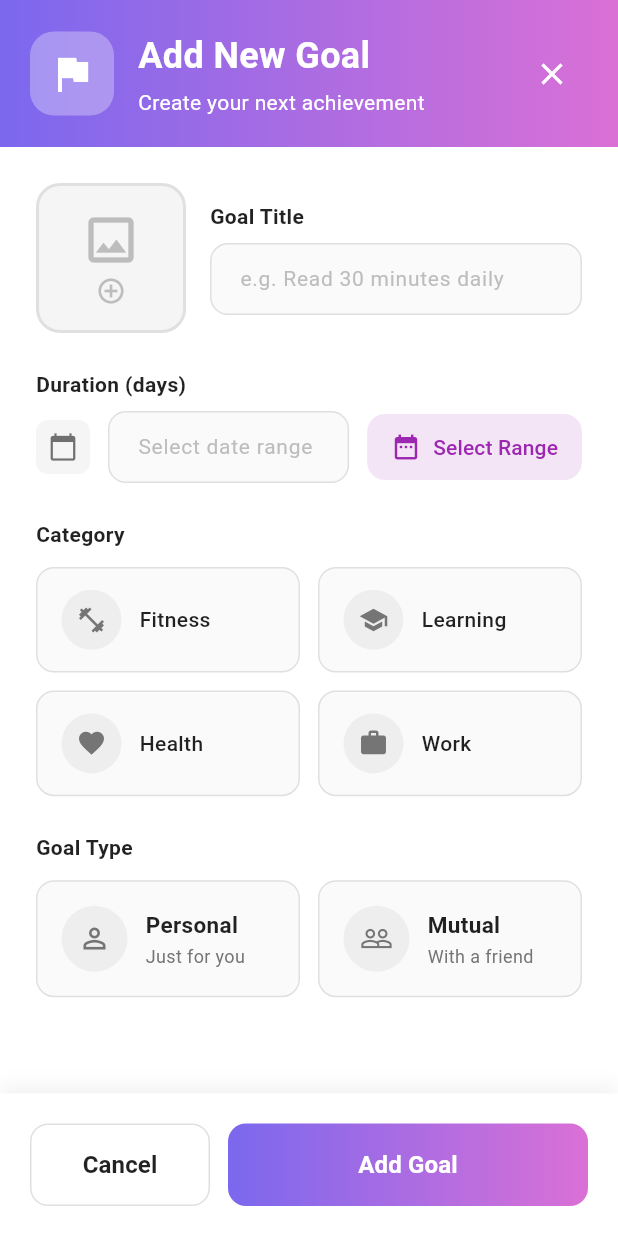
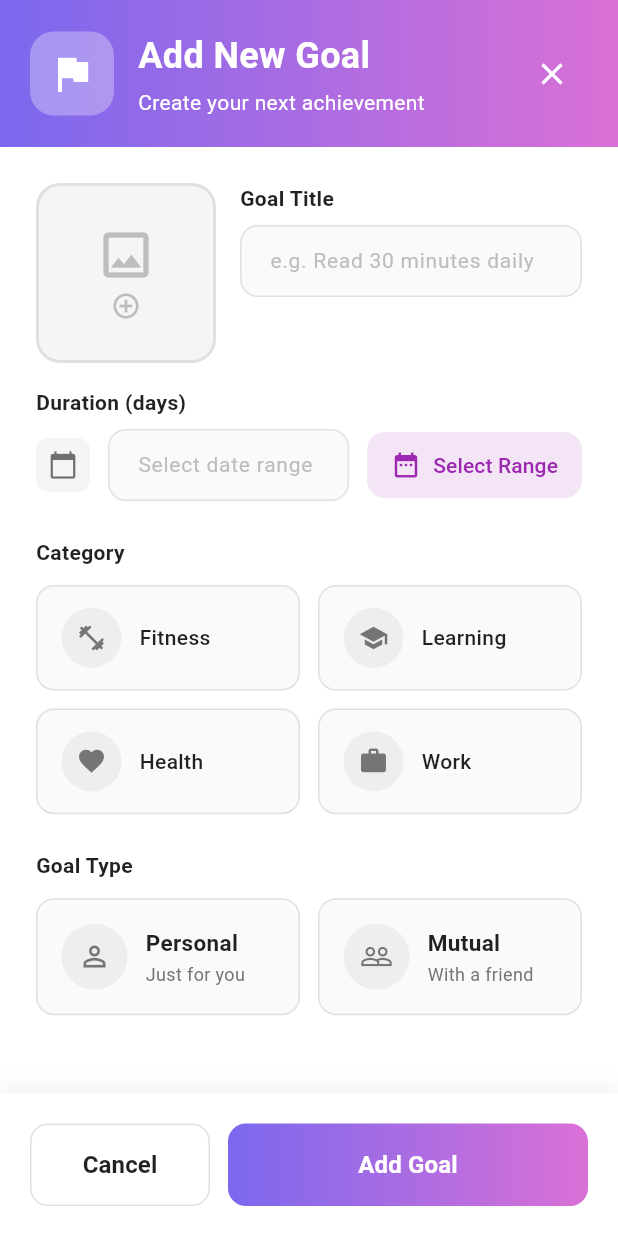
Before and after one commit to PetchSuriya/Challenge-Goal-App, a Flutter app: the GoalFormPage screen opened directly, on a phone screen of 412 x 824 dp. Run offline on Flutter 3.47's test engine with Material 3 defaults, Android fonts, the phone set to English and light mode, and no system bars; our stand-ins replace flutter_riverpod, go_router, image_picker, shared_preferences; accounts and stored records are empty.

Commit message:
Refactor: Reorganize form layout - image, title in same row, duration below

```diff
--- a/lib/features/goal/view/goal_form_page.dart
+++ b/lib/features/goal/view/goal_form_page.dart
@@ -251,14 +251,16 @@ class _GoalFormPageState extends State<GoalFormPage> {
                   child: Column(
                     crossAxisAlignment: CrossAxisAlignment.start,
                     children: [
-                      // Image Picker Section
+                      // Image Picker and Goal Title in same row
                       Row(
+                        crossAxisAlignment: CrossAxisAlignment.start,
                         children: [
+                          // Image Picker
                           GestureDetector(
                             onTap: _pickImage,
                             child: Container(
-                              width: 100,
-                              height: 100,
+                              width: 120,
+                              height: 120,
                               decoration: BoxDecoration(
                                 color: Colors.grey.shade100,
                                 borderRadius: BorderRadius.circular(16),
@@ -295,7 +297,7 @@ class _GoalFormPageState extends State<GoalFormPage> {
                           ),
                           const SizedBox(width: 16),
 
-                          // Goal Title Field
+                          // Goal Title Field (Right side of image)
                           Expanded(
                             child: Column(
                               crossAxisAlignment: CrossAxisAlignment.start,
@@ -354,9 +356,9 @@ class _GoalFormPageState extends State<GoalFormPage> {
                         ],
                       ),
 
-                      const SizedBox(height: 24),
+                      const SizedBox(height: 16),
 
-                      // Duration Section with Calendar
+                      // Duration Section with Calendar (Below the image and title)
                       const Text(
                         'Duration (days)',
                         style: TextStyle(
```
